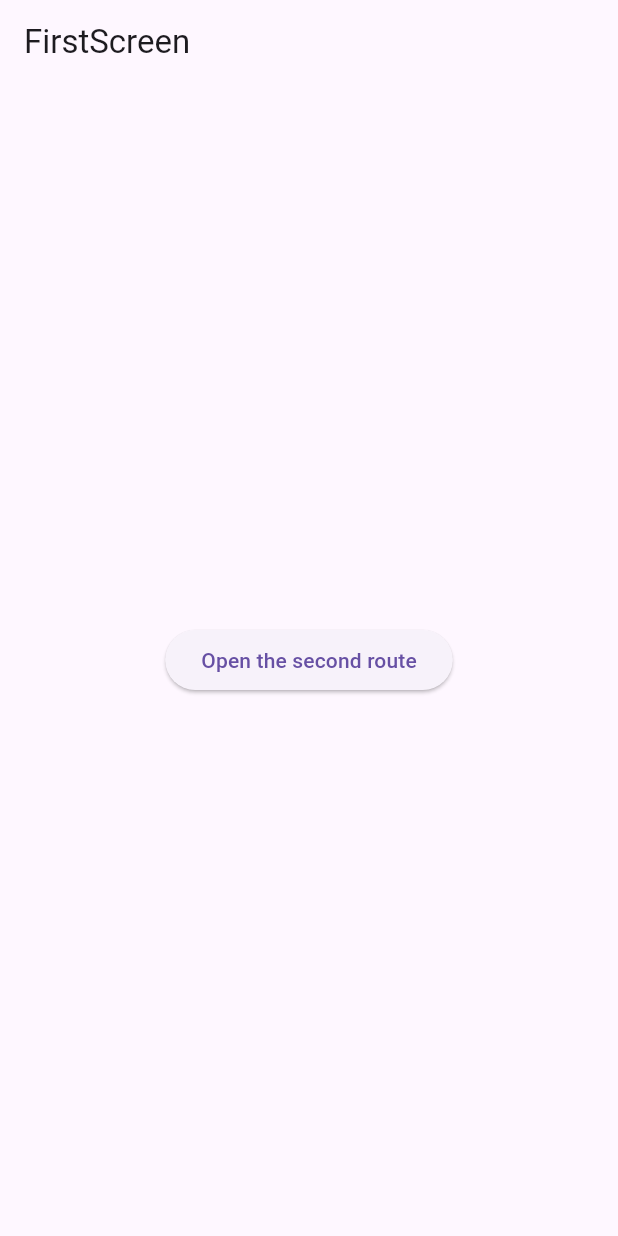
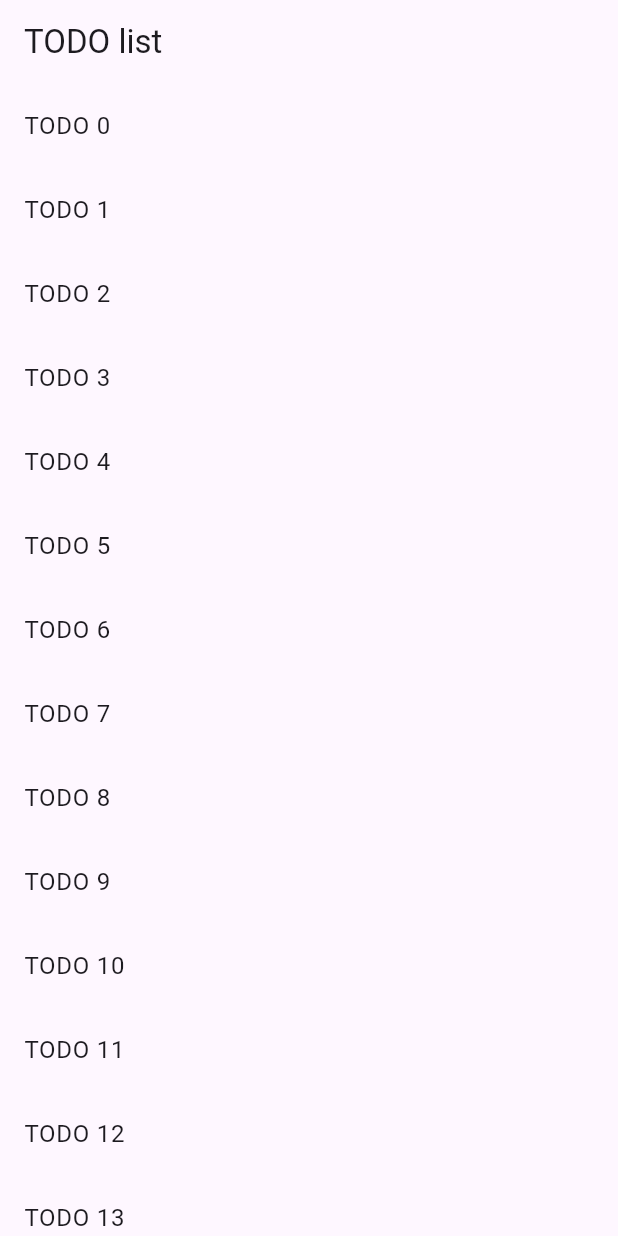
Before and after one commit to sonworks/flutter-mobile-app-development-bible, a Flutter app: the screen it shows after launch, on a phone screen of 412 x 824 dp. Run offline on Flutter 3.47's test engine with Material 3 defaults, Android fonts, the phone set to English and light mode, and no system bars.

Commit message:
3.3.1.11 Todo list

```diff
--- a/chapter_3/flutter_application_1/lib/main.dart
+++ b/chapter_3/flutter_application_1/lib/main.dart
@@ -1,6 +1,6 @@
 import 'package:flutter/material.dart'; // Flutterウィジェットが使用可能になる
-import 'package:flutter_application_1/FirstScreen.dart';
-import 'package:flutter_application_1/SecondScreen.dart';
+// import 'package:flutter_application_1/FirstScreen.dart';
+// import 'package:flutter_application_1/SecondScreen.dart';
 
 // アプリが起動した時に、最初に動作する部分
 void main() => runApp(MyApp());
@@ -10,14 +10,27 @@ class MyApp extends StatelessWidget {
   @override
   Widget build(BuildContext context) => MaterialApp(
         title: 'Navigation',
-        theme: ThemeData(primarySwatch: Colors.blue),
-        initialRoute: '/',
-        routes: {
-          '/': (context) => Firstscreen(),
-          '/second': (context) => SecondScreen(),
-        },
+        home: TodoScreen(
+          todos: List<Todo>.generate(
+              20,
+              (i) =>
+                  Todo(title: 'TODO $i', description: 'TODO $i\'s details.')),
+        ),
       );
 }
+
+// class MyApp extends StatelessWidget {
+//   @override
+//   Widget build(BuildContext context) => MaterialApp(
+//         title: 'Navigation',
+//         theme: ThemeData(primarySwatch: Colors.blue),
+//         initialRoute: '/',
+//         routes: {
+//           '/': (context) => Firstscreen(),
+//           '/second': (context) => SecondScreen(),
+//         },
+//       );
+// }
 
 // // 3.1.3.5 StatefulWidget Sample
 // class MyApp extends StatefulWidget {
@@ -346,3 +359,57 @@ class MyApp extends StatelessWidget {
 //         color: Colors.blue[500],
 //       ),
 //     );
+
+// 3.3.1.11 Todo list
+class Todo {
+  final String title;
+  final String description;
+
+  Todo({@required this.title, @required this.description})
+      : assert(title != null),
+        assert(description != null);
+}
+
+class TodoScreen extends StatelessWidget {
+  final List<Todo> _todos;
+
+  TodoScreen({Key key, @required List<Todo> todos})
+      : assert(todos != null),
+        this._todos = todos,
+        super(key: key);
+
+  @override
+  Widget build(BuildContext context) => Scaffold(
+        appBar: AppBar(
+          title: Text('TODO list'),
+        ),
+        body: ListView.builder(
+            itemCount: _todos.length,
+            itemBuilder: (context, index) => ListTile(
+                  title: Text(_todos[index].title),
+                  onTap: () {
+                    // Navigation
+                  },
+                )),
+      );
+}
+
+class DetailScreen extends StatelessWidget {
+  final Todo _todo;
+
+  DetailScreen({Key key, @required Todo todo})
+      : assert(todo != null),
+        this._todo = todo,
+        super(key: key);
+
+  @override
+  Widget build(BuildContext context) => Scaffold(
+        appBar: AppBar(
+          title: Text(_todo.title),
+        ),
+        body: Padding(
+          padding: EdgeInsets.all(16.0),
+          child: Text(_todo.description),
+        ),
+      );
+}
```
